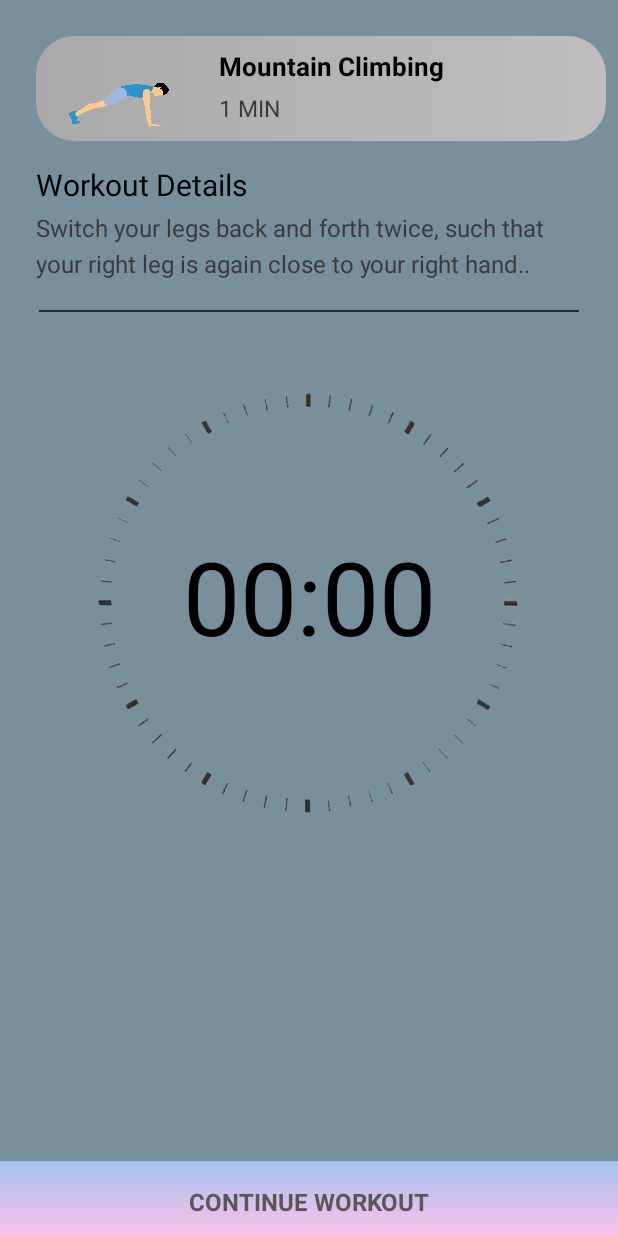
After one commit to amnazee/FitDon-tQuitProject, an Android app: the layout activity_start_basic_crun.xml on its own in the app's theme, with its tools: preview values and no code run, on a phone screen of 412 x 824 dp. The commit adds this screen. Run offline under Robolectric (Android 15) with nearby library versions, the phone set to English and light mode, and no system bars.

Commit message:
Commit Two

```diff
--- a/app/src/main/java/com/example/fitdontquit/StartWorkout.java
+++ b/app/src/main/java/com/example/fitdontquit/StartBasicCrun.java
@@ -14,13 +14,14 @@ import android.widget.Toast;
 
 import java.util.Locale;
 
-public class StartWorkout extends AppCompatActivity {
+public class StartBasicCrun extends AppCompatActivity {
+
     ImageView imgTimer;
     TextView timerValue;
     View view;
     private static final long START_TIME_IN_MILLIS = 50000;
     public CountDownTimer countDownTimer;
-   public boolean mTimerRunning;
+    public boolean mTimerRunning;
     private long mTimeLeftInMillis = START_TIME_IN_MILLIS;
     Animation alpha;
 
--- /dev/null
+++ b/app/src/main/res/layout/activity_start_basic_crun.xml
@@ -0,0 +1,150 @@
+<?xml version="1.0" encoding="utf-8"?>
+<androidx.constraintlayout.widget.ConstraintLayout
+    xmlns:android="http://schemas.android.com/apk/res/android"
+    xmlns:app="http://schemas.android.com/apk/res-auto"
+    xmlns:tools="http://schemas.android.com/tools"
+    android:layout_width="match_parent"
+    android:layout_height="match_parent"
+    android:background="#78909C"
+    tools:context=".MainActivity">
+
+    <LinearLayout
+        android:id="@+id/fitone"
+        android:orientation="horizontal"
+        android:layout_width="match_parent"
+        android:layout_height="wrap_content"
+        android:layout_marginEnd="8dp"
+        android:layout_marginStart="24dp"
+        android:layout_marginTop="24dp"
+        android:background="@drawable/bgitemcolor"
+        app:layout_constraintEnd_toEndOf="parent"
+        app:layout_constraintStart_toStartOf="parent"
+        app:layout_constraintTop_toTopOf="parent">
+
+        <ImageView
+            android:src="@drawable/exersice_1"
+            android:layout_width="110dp"
+            android:layout_height="70dp"/>
+        <LinearLayout
+            android:layout_marginLeft="12dp"
+            android:layout_marginTop="8dp"
+            android:layout_width="match_parent"
+            android:layout_height="match_parent"
+            android:orientation="vertical">
+
+            <TextView
+                android:id="@+id/fitonetitle"
+                android:layout_width="wrap_content"
+                android:layout_height="wrap_content"
+                android:text="Mountain Climbing"
+                android:textStyle="bold"
+                android:textColor="#000000"
+                android:textSize="17sp" />
+
+            <TextView
+                android:id="@+id/fitonedesc"
+                android:layout_width="wrap_content"
+                android:layout_height="wrap_content"
+                android:layout_marginTop="5dp"
+                android:text="1 MIN"
+                android:textColor="#3A3A3A"
+                android:textSize="15sp"/>
+        </LinearLayout>
+    </LinearLayout>
+
+    <TextView
+        android:id="@+id/intropage"
+        android:layout_width="wrap_content"
+        android:layout_height="wrap_content"
+        android:layout_marginTop="15dp"
+        android:layout_marginStart="24dp"
+        android:lineSpacingExtra="8dp"
+        android:text="Workout Details"
+        android:textColor="#000"
+        android:textSize="20sp"
+        app:layout_constraintStart_toStartOf="parent"
+        app:layout_constraintTop_toBottomOf="@id/fitone" />
+
+    <TextView
+        android:id="@+id/subintropage"
+        android:layout_width="fill_parent"
+        android:layout_height="wrap_content"
+        android:layout_marginStart="24dp"
+        android:layout_marginEnd="24dp"
+        android:layout_marginTop="4dp"
+        android:lineSpacingExtra="5dp"
+        android:text="Switch your legs back and forth twice, such that your right leg is again close to your right hand.."
+        android:singleLine="false"
+        android:textColor="#3A3A3A"
+        android:textSize="16sp"
+        app:fontFamily="sans-serif"
+        app:layout_constraintStart_toStartOf="parent"
+        app:layout_constraintTop_toBottomOf="@+id/intropage" />
+
+    <View
+        android:id="@+id/divpage"
+        android:layout_width="match_parent"
+        android:layout_height="1dp"
+        android:layout_marginTop="20dp"
+        android:layout_marginStart="26dp"
+        android:layout_marginEnd="26dp"
+        android:background="#25293E"
+        app:layout_constraintEnd_toEndOf="parent"
+        app:layout_constraintStart_toStartOf="parent"
+        app:layout_constraintTop_toBottomOf="@id/subintropage" />
+
+    <TextView
+        android:id="@+id/timerValue"
+        android:layout_width="wrap_content"
+        android:layout_height="wrap_content"
+        android:layout_marginEnd="8dp"
+        android:layout_marginStart="8dp"
+        android:layout_marginTop="144dp"
+        android:text="00:00"
+        android:textColor="@color/black"
+        android:textSize="68sp"
+        app:layout_constraintEnd_toEndOf="parent"
+        app:layout_constraintStart_toStartOf="parent"
+        app:layout_constraintTop_toBottomOf="@id/divpage"/>
+
+    <ImageView
+        android:id="@+id/imgtimer"
+        android:layout_width="320dp"
+        android:layout_height="320dp"
+        android:layout_marginEnd="8dp"
+        android:layout_marginStart="8dp"
+        android:layout_marginTop="36dp"
+        android:src="@drawable/clock"
+        app:layout_constraintEnd_toEndOf="parent"
+        app:layout_constraintHorizontal_bias="0.493"
+        app:layout_constraintStart_toStartOf="parent"
+        app:layout_constraintTop_toBottomOf="@id/divpage"/>
+
+    <View
+        android:id="@+id/bgprogress"
+        android:layout_width="match_parent"
+        android:layout_height="50dp"
+        android:layout_marginBottom="0dp"
+        android:background="@drawable/color"
+        app:layout_constraintBottom_toBottomOf="parent"
+        app:layout_constraintEnd_toEndOf="parent"
+        app:layout_constraintStart_toStartOf="parent" />
+
+    <TextView
+        android:id="@+id/btnexercise"
+        android:layout_width="wrap_content"
+        android:layout_height="wrap_content"
+        android:layout_marginBottom="12dp"
+        android:layout_marginEnd="8dp"
+        android:layout_marginStart="8dp"
+        android:gravity="center"
+        android:text="CONTINUE WORKOUT"
+        android:textStyle="bold"
+        android:textAlignment="center"
+        android:textColor="#595858"
+        android:textSize="16sp"
+        app:layout_constraintBottom_toBottomOf="parent"
+        app:layout_constraintEnd_toEndOf="parent"
+        app:layout_constraintStart_toStartOf="parent" />
+
+</androidx.constraintlayout.widget.ConstraintLayout>
```
Also changed, not shown: app/src/main/AndroidManifest.xml (+4 -3 lines), app/src/main/java/com/example/fitdontquit/StartMountainClimbing.java (added, +72 -0 lines), app/src/main/java/com/example/fitdontquit/WorkoutsActivity.java (+71 -2 lines), app/src/main/res/layout/activity_workouts.xml (+24 -27 lines).
